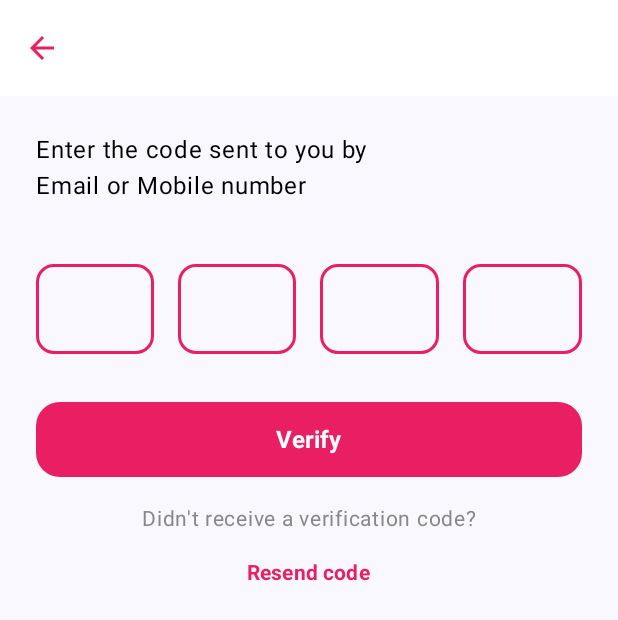
After one commit to rayengabsi/gamer-android, an Android app built with Jetpack Compose: the composable OtpValidationScreen called with empty values, on a phone screen of 412 x 824 dp. The commit adds this screen. Shown: the top 620 px of the screen. Run offline under Robolectric (Android 15) with nearby library versions, the phone set to English and light mode, and no system bars.

Commit message:
feat(auth): implement main navigation flow for authentication
- Added MainActivity to handle navigation between login, forgot password, and OTP screens.
- Integrated SnackbarHost for user feedback.
- Managed state for current screen and user email.
- Used Jetpack Compose Scaffold and padding for clean UI.

```diff
--- a/app/src/main/java/com/example/gamer/MainActivity.kt
+++ b/app/src/main/java/com/example/gamer/MainActivity.kt
@@ -9,6 +9,7 @@ import androidx.compose.runtime.*
 import androidx.compose.ui.Modifier
 import com.example.gamer.ui.ForgotPasswordScreen
 import com.example.gamer.ui.LoginScreen
+import com.example.gamer.ui.OtpValidationScreen
 import kotlinx.coroutines.launch
 
 class MainActivity : ComponentActivity() {
@@ -18,8 +19,8 @@ class MainActivity : ComponentActivity() {
             val snackbarHostState = remember { SnackbarHostState() }
             val scope = rememberCoroutineScope()
 
-            // Variable pour gérer quel écran afficher
             var currentScreen by remember { mutableStateOf("login") }
+            var userEmail by remember { mutableStateOf("") }
 
             Scaffold(
                 snackbarHost = { SnackbarHost(snackbarHostState) }
@@ -47,10 +48,24 @@ class MainActivity : ComponentActivity() {
                             currentScreen = "login"
                         },
                         onNavigateToOtp = { email ->
+                            userEmail = email
+                            currentScreen = "otp"
+                        },
+                        showSnack = { msg ->
                             scope.launch {
-                                snackbarHostState.showSnackbar("OTP sent to $email")
+                                snackbarHostState.showSnackbar(msg)
                             }
-                            // Plus tard: currentScreen = "otp"
+                        },
+                        modifier = Modifier.padding(padding)
+                    )
+
+                    "otp" -> OtpValidationScreen(
+                        email = userEmail,
+                        onNavigateBack = {
+                            currentScreen = "forgot_password"
+                        },
+                        onNavigateToReset = {
+                            currentScreen = "reset_password"
                         },
                         showSnack = { msg ->
                             scope.launch {
--- /dev/null
+++ b/app/src/main/java/com/example/gamer/OtpValidationScreen.kt
@@ -0,0 +1,176 @@
+package com.example.gamer.ui
+
+import androidx.compose.foundation.border
+import androidx.compose.foundation.layout.*
+import androidx.compose.foundation.text.BasicTextField
+import androidx.compose.foundation.text.KeyboardOptions
+import androidx.compose.material.icons.Icons
+import androidx.compose.material.icons.filled.ArrowBack
+import androidx.compose.material3.*
+import androidx.compose.runtime.*
+import androidx.compose.ui.Alignment
+import androidx.compose.ui.Modifier
+import androidx.compose.ui.graphics.Color
+import androidx.compose.ui.text.TextStyle
+import androidx.compose.ui.text.font.FontWeight
+import androidx.compose.ui.text.input.KeyboardType
+import androidx.compose.ui.text.style.TextAlign
+import androidx.compose.ui.unit.dp
+import androidx.compose.ui.unit.sp
+
+@OptIn(ExperimentalMaterial3Api::class)
+@Composable
+fun OtpValidationScreen(
+    email: String,
+    onNavigateBack: () -> Unit,
+    onNavigateToReset: () -> Unit,
+    showSnack: (String) -> Unit,
+    modifier: Modifier = Modifier
+) {
+    var otp1 by remember { mutableStateOf("") }
+    var otp2 by remember { mutableStateOf("") }
+    var otp3 by remember { mutableStateOf("") }
+    var otp4 by remember { mutableStateOf("") }
+
+    Scaffold(
+        topBar = {
+            TopAppBar(
+                title = { },
+                navigationIcon = {
+                    IconButton(onClick = onNavigateBack) {
+                        Icon(
+                            Icons.Filled.ArrowBack,
+                            contentDescription = "Back",
+                            tint = Color(0xFFE91E63)
+                        )
+                    }
+                },
+                colors = TopAppBarDefaults.topAppBarColors(
+                    containerColor = Color.White
+                )
+            )
+        }
+    ) { padding ->
+        Column(
+            modifier = modifier
+                .fillMaxSize()
+                .padding(padding)
+                .padding(24.dp),
+            horizontalAlignment = Alignment.Start
+        ) {
+            Text(
+                "Enter the code sent to you by",
+                fontSize = 16.sp,
+                color = Color.Black
+            )
+            Text(
+                "Email or Mobile number",
+                fontSize = 16.sp,
+                color = Color.Black
+            )
+
+            Spacer(Modifier.height(40.dp))
+
+            Row(
+                modifier = Modifier.fillMaxWidth(),
+                horizontalArrangement = Arrangement.spacedBy(16.dp)
+            ) {
+                OtpDigitBox(
+                    value = otp1,
+                    onValueChange = { if (it.length <= 1) otp1 = it },
+                    modifier = Modifier.weight(1f)
+                )
+                OtpDigitBox(
+                    value = otp2,
+                    onValueChange = { if (it.length <= 1) otp2 = it },
+                    modifier = Modifier.weight(1f)
+                )
+                OtpDigitBox(
+                    value = otp3,
+                    onValueChange = { if (it.length <= 1) otp3 = it },
+                    modifier = Modifier.weight(1f)
+                )
+                OtpDigitBox(
+                    value = otp4,
+                    onValueChange = { if (it.length <= 1) otp4 = it },
+                    modifier = Modifier.weight(1f)
+                )
+            }
+
+            Spacer(Modifier.height(32.dp))
+
+            Button(
+                onClick = {
+                    val otp = "$otp1$otp2$otp3$otp4"
+                    if (otp.length == 4) {
+                        showSnack("OTP verified successfully")
+                        onNavigateToReset()
+                    } else {
+                        showSnack("Please enter complete OTP")
+                    }
+                },
+                modifier = Modifier
+                    .fillMaxWidth()
+                    .height(50.dp),
+                colors = ButtonDefaults.buttonColors(
+                    containerColor = Color(0xFFE91E63)
+                ),
+                shape = MaterialTheme.shapes.large
+            ) {
+                Text("Verify", fontSize = 16.sp, fontWeight = FontWeight.Bold)
+            }
+
+            Spacer(Modifier.height(16.dp))
+
+            Column(
+                modifier = Modifier.fillMaxWidth(),
+                horizontalAlignment = Alignment.CenterHorizontally
+            ) {
+                Text(
+                    "Didn't receive a verification code?",
+                    fontSize = 14.sp,
+                    color = Color.Gray
+                )
+                TextButton(onClick = { showSnack("Code resent to $email") }) {
+                    Text(
+                        "Resend code",
+                        color = Color(0xFFE91E63),
+                        fontWeight = FontWeight.Bold
+                    )
+                }
+            }
+        }
+    }
+}
+
+@Composable
+fun OtpDigitBox(
+    value: String,
+    onValueChange: (String) -> Unit,
+    modifier: Modifier = Modifier
+) {
+    BasicTextField(
+        value = value,
+        onValueChange = onValueChange,
+        modifier = modifier
+            .height(60.dp)
+            .border(2.dp, Color(0xFFE91E63), MaterialTheme.shapes.medium)
+            .padding(8.dp),
+        textStyle = TextStyle(
+            fontSize = 32.sp,
+            fontWeight = FontWeight.Bold,
+            color = Color(0xFFE91E63),
+            textAlign = TextAlign.Center
+        ),
+        keyboardOptions = KeyboardOptions(keyboardType = KeyboardType.Number),
+        singleLine = true,
+        decorationBox = { innerTextField ->
+            Box(
+                modifier = Modifier.fillMaxSize(),
+                contentAlignment = Alignment.Center
+            ) {
+                innerTextField()
+            }
+        }
+    )
+}
```
